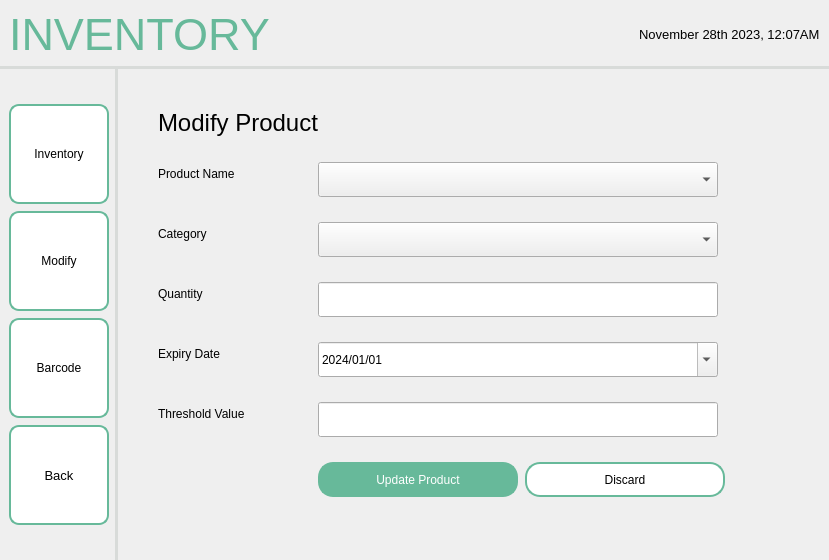
Qt form screens/ui/employee_ui/employee_inventory/inventory_Modify.ui (sehae/POS-with-Inventory-System) before a commit.
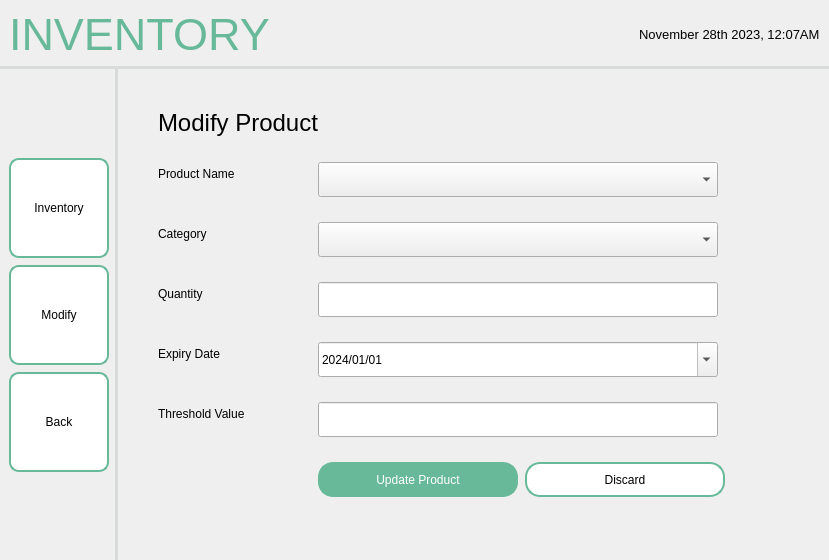
The same form after that commit. Icons and pictures are not drawn.

```diff
--- a/screens/ui/employee_ui/employee_inventory/inventory_Modify.ui
+++ b/screens/ui/employee_ui/employee_inventory/inventory_Modify.ui
@@ -162,43 +162,6 @@
             </property>
            </widget>
           </item>
-          <item>
-           <widget class="QPushButton" name="pushButton_10">
-            <property name="minimumSize">
-             <size>
-              <width>100</width>
-              <height>100</height>
-             </size>
-            </property>
-            <property name="maximumSize">
-             <size>
-              <width>100</width>
-              <height>100</height>
-             </size>
-            </property>
-            <property name="styleSheet">
-             <string notr="true">QPushButton {
-    background-color: white;
-    border: 2px solid #67B99A;
-    color: black;
-    padding: 8px 16px;
-    border-radius: 10px;
-}
-
-QPushButton:hover {
-    border: 2px solid #4D926D;
-}
-
-QPushButton:pressed {
-	background-color: #F0F0F0;
-	border: 2px solid #265C42;
-}</string>
-            </property>
-            <property name="text">
-             <string>Barcode</string>
-            </property>
-           </widget>
-          </item>
           <item>
            <widget class="QPushButton" name="pushButton">
             <property name="sizePolicy">
@@ -221,7 +184,7 @@
             </property>
             <property name="font">
              <font>
-              <pointsize>10</pointsize>
+              <pointsize>9</pointsize>
              </font>
             </property>
             <property name="styleSheet">
```
Left out of the diff: 4 changed lines with no effect on the pictures.
